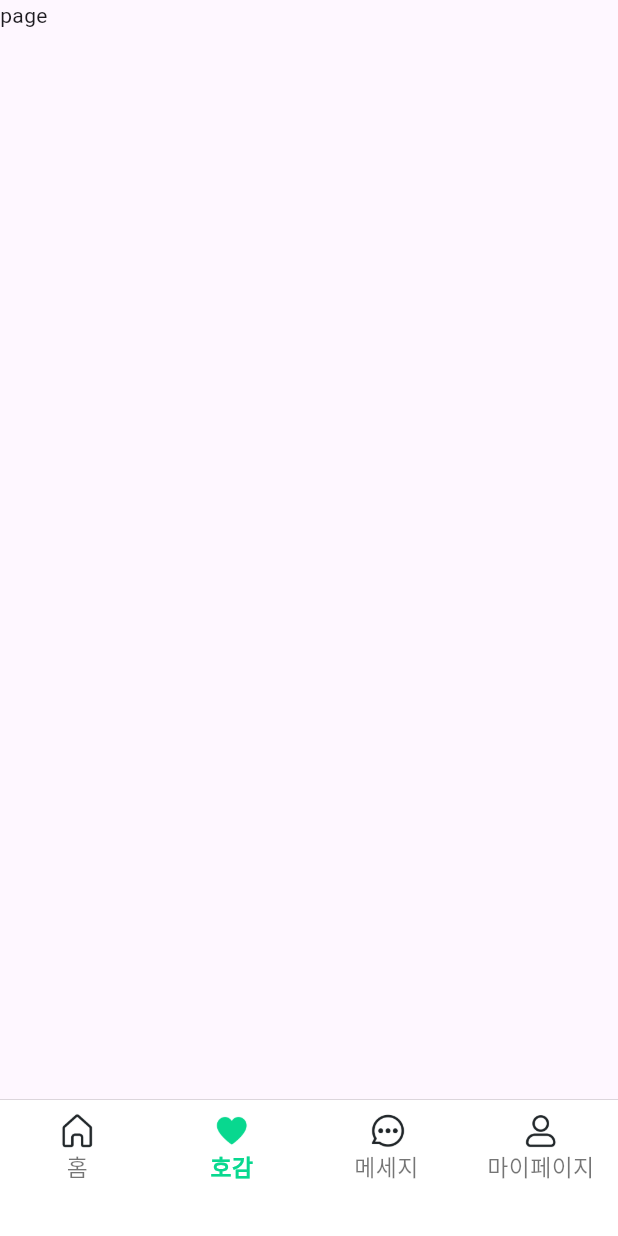
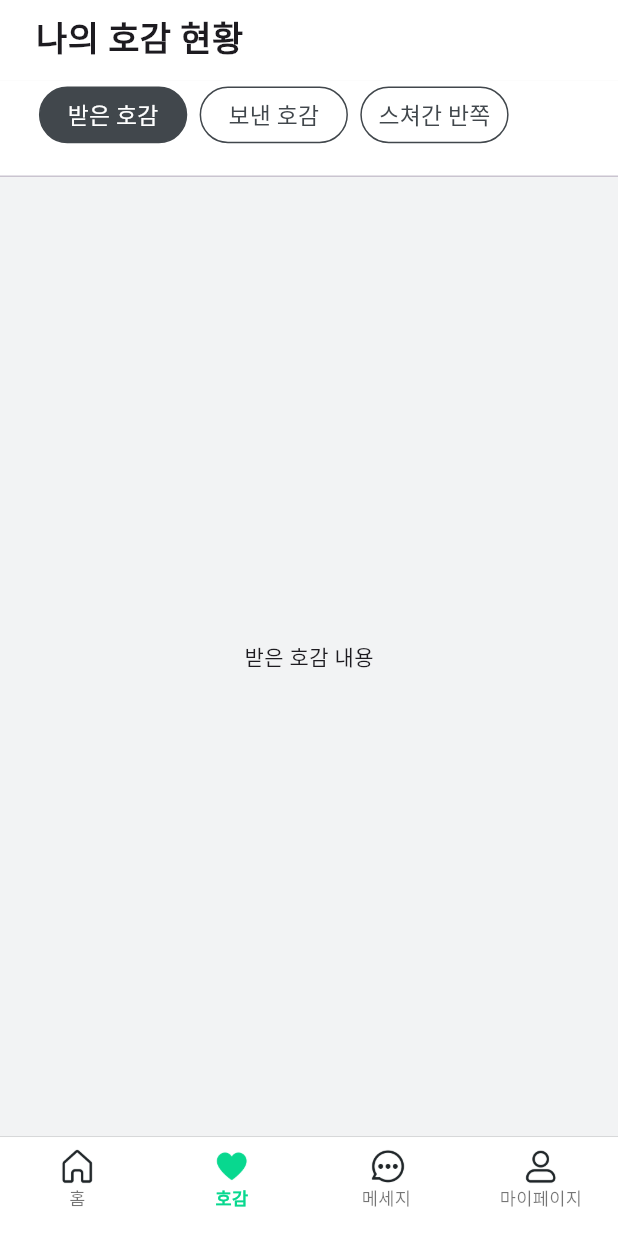
Before and after one commit to NCSUAL/FlutterSideproject, a Flutter app: the screen it shows after launch, item 2 of the bottom bar chosen, on a phone screen of 412 x 824 dp. Run offline on Flutter 3.47's test engine with Material 3 defaults, Android fonts, the phone set to English and light mode, and no system bars; our stand-ins replace responsive_sizer, rxdart; Roboto replaces fonts that are missing (Pretendard).

Commit message:
design & api

```diff
--- a/side_project/lib/home/Home.dart
+++ b/side_project/lib/controller/Controller_Navigation.dart
@@ -1,20 +1,20 @@
 import 'package:flutter/material.dart';
-import 'package:side_project/homemain/HomeMain.dart';
+import 'package:side_project/home/HomeMain.dart';
 import 'package:side_project/likeable/LikeAbleMain.dart';
 import 'package:side_project/message/MessageMain.dart';
 import 'package:side_project/profile/ProfileMain.dart';
 import 'package:side_project/reponsive_layout/Responsive.dart';
 import 'package:responsive_sizer/responsive_sizer.dart';
-class Home extends StatefulWidget {
-  const Home({super.key});
+class Navigation_Controller extends StatefulWidget {
+  const Navigation_Controller({super.key});
 
   @override
-  State<Home> createState() => _HomeState();
+  State<Navigation_Controller> createState() => _Navigation_ControllerState();
 }
 
-class _HomeState extends State<Home> {
+class _Navigation_ControllerState extends State<Navigation_Controller> {
   int _current = 0;
-  final double _fontsize = 16;
+  final double _fontsize = 14;
   @override
   Widget build(BuildContext context) {
     const List<Widget> screen = <Widget>[
@@ -54,7 +54,7 @@ class _HomeState extends State<Home> {
                 ],
               ),
               width: double.infinity,
-              height: constraints.maxHeight*0.11,
+              height: constraints.maxHeight*0.08,
               child: Align(
                 alignment: Alignment.topCenter,
                 child: BottomNavigationBar(
--- a/side_project/lib/likeable/LikeAbleMain.dart
+++ b/side_project/lib/likeable/LikeAbleMain.dart
@@ -1,4 +1,8 @@
+import 'package:flutter/cupertino.dart';
 import 'package:flutter/material.dart';
+import 'package:responsive_sizer/responsive_sizer.dart';
+import 'package:side_project/message/appbar/MessageAppbar.dart';
+import './tabbar/CustomTab.dart';
 
 class LikeAbleMain extends StatefulWidget {
   const LikeAbleMain({super.key});
@@ -7,11 +11,75 @@ class LikeAbleMain extends StatefulWidget {
   State<LikeAbleMain> createState() => _LikeAbleMainState();
 }
 
-class _LikeAbleMainState extends State<LikeAbleMain> {
+class _LikeAbleMainState extends State<LikeAbleMain> with TickerProviderStateMixin {
+  late TabController _tabController;
+
+  @override
+  void initState() {
+    super.initState();
+    _tabController = TabController(length: 3, vsync: this);
+    _tabController.addListener(() {
+      setState(() {});
+    });
+  }
+
+  @override
+  void dispose() {
+    _tabController.dispose();
+    super.dispose();
+  }
+
   @override
   Widget build(BuildContext context) {
-    return Scaffold(
-      body: Text("page"),
+    return SafeArea(
+      child: Scaffold(
+        appBar: PreferredSize(
+          preferredSize: Size.fromHeight(6.5.h),
+          child: MessageAppbar(text: "나의 호감 현황"),
+        ),
+        backgroundColor: Color(0xffF2F3F4),
+        body: Column(
+          children: [
+            Container(
+              color: Colors.white,
+              child: TabBar(
+                padding: EdgeInsets.only(left: 5.3.w,top: 0.5.h,bottom: 2.5.h),
+                controller: _tabController,
+                indicator: BoxDecoration(
+
+                ), // indicator 제거
+                labelPadding: EdgeInsets.symmetric(horizontal: 1.w), // 탭 사이 간격 제거
+                isScrollable: true,
+                tabAlignment: TabAlignment.start,
+                tabs: [
+                  CustomTab(
+                    label: '받은 호감',
+                    selected: _tabController.index == 0,
+                  ),
+                  CustomTab(
+                    label: '보낸 호감',
+                    selected: _tabController.index == 1,
+                  ),
+                  CustomTab(
+                    label: '스쳐간 반쪽',
+                    selected: _tabController.index == 2,
+                  ),
+                ],
+              ),
+            ),
+            Expanded(
+              child: TabBarView(
+                controller: _tabController,
+                children: [
+                  Center(child: Text("받은 호감 내용")),
+                  Center(child: Text("보낸 호감 내용")),
+                  Center(child: Text("스쳐간 반쪽 내용")),
+                ],
+              ),
+            ),
+          ],
+        ),
+      ),
     );
   }
 }
--- /dev/null
+++ b/side_project/lib/likeable/tabbar/CustomTab.dart
@@ -0,0 +1,40 @@
+import 'package:flutter/material.dart';
+import 'package:responsive_sizer/responsive_sizer.dart';
+
+class CustomTab extends StatelessWidget {
+  final String label;
+  final bool selected;
+
+  const CustomTab({
+    required this.label,
+    required this.selected,
+  });
+
+  @override
+  Widget build(BuildContext context) {
+    return Container(
+      margin: EdgeInsets.zero, // 간격 제거
+      width: 24.w,
+      padding: EdgeInsets.symmetric( vertical: 1.2.h),
+      decoration: ShapeDecoration(
+        color: selected ? Color(0xFF41474C) : Colors.white,
+        shape: RoundedRectangleBorder(
+          side: BorderSide(width: 1, color: Color(0xFF41474C)),
+          borderRadius: BorderRadius.circular(50),
+        ),
+      ),
+      child: Center(
+        child: Text(
+          label,
+          style: TextStyle(
+            color: selected ? Colors.white : Color(0xFF41474C),
+            fontSize: 16.sp,
+            fontFamily: 'Pretendard',
+            fontWeight: FontWeight.w500,
+            height: 1.0,
+          ),
+        ),
+      ),
+    );
+  }
+}
--- a/side_project/lib/main.dart
+++ b/side_project/lib/main.dart
@@ -1,5 +1,5 @@
 import 'package:flutter/material.dart';
-import 'package:side_project/home/Home.dart';
+import 'controller/Controller_Navigation.dart';
 import 'package:responsive_sizer/responsive_sizer.dart';
 void main() {
   runApp(
@@ -7,7 +7,7 @@ void main() {
       ResponsiveSizer(
         builder: (context, orientation, screenType) {
           return MaterialApp(
-              home: Home(),
+              home: Navigation_Controller(),
             );
         }
       ));
--- a/side_project/lib/message/appbar/MessageAppbar.dart
+++ b/side_project/lib/message/appbar/MessageAppbar.dart
@@ -3,7 +3,9 @@ import 'package:flutter/material.dart';
 import 'package:responsive_sizer/responsive_sizer.dart';
 import 'package:side_project/reponsive_layout/Responsive.dart';
 class MessageAppbar extends StatelessWidget {
-  const MessageAppbar({super.key});
+  final String? image;
+  final String text;
+  const MessageAppbar({super.key,required this.text,this.image});
 
   @override
   Widget build(BuildContext context) {
@@ -14,9 +16,13 @@ class MessageAppbar extends StatelessWidget {
         child: Row(
           mainAxisAlignment: MainAxisAlignment.start,
           children: [
-           Text("나에게 온 메세지",style: TextStyle(fontFamily: "Pretendard",fontWeight: FontWeight.w800,fontSize: 19.5.sp),),
+           Text(this.text,style: TextStyle(fontFamily: "Pretendard",fontWeight: FontWeight.w800,fontSize: 19.5.sp),),
             SizedBox(width: 1.w,),
-            Container(width: 3.4.h,child: Image_Res("message_2", 1))
+
+            if(this.image!= null)...[
+              Container(width: 3.4.h,child: Image_Res(this.image??"", 1))
+            ]
+
           ],
         ),
       ),
--- a/side_project/lib/reponsive_layout/Responsive.dart
+++ b/side_project/lib/reponsive_layout/Responsive.dart
@@ -1,5 +1,6 @@
 import 'package:flutter/material.dart';
 
+//반응형 이미지
 Widget Image_Res(String image,double width){
   return LayoutBuilder(builder: (context, constraints) {
       return Image.asset(fit: BoxFit.cover,width: constraints.maxWidth*width,
--- a/side_project/pubspec.yaml
+++ b/side_project/pubspec.yaml
@@ -48,6 +48,10 @@ dev_dependencies:
   flutter_lints: ^3.0.0
   get:
   responsive_sizer:
+  rxdart:
+  bloc:
+  http:
+  flutter_bloc:
 # For information on the generic Dart part of this file, see the
 # following page: https://dart.dev/tools/pub/pubspec
 
```
Also changed, not shown: side_project/lib/api/Api_Message_Received.dart (added, +28 -0 lines), side_project/lib/bloc/Message_Received_Bloc_API.dart (added, +19 -0 lines), side_project/lib/message/MessageMain.dart (+65 -2 lines), side_project/lib/message/Received_Message.dart (added, +92 -0 lines), side_project/lib/model/Message_Model.dart (added, +22 -0 lines), side_project/lib/model/Message_Models.dart (added, +15 -0 lines), side_project/lib/repository/Message_Received_Repository.dart (added, +9 -0 lines), side_project/lib/home/HomeMain.dart (renamed from side_project/lib/homemain/HomeMain.dart), side_project/pubspec.lock.
